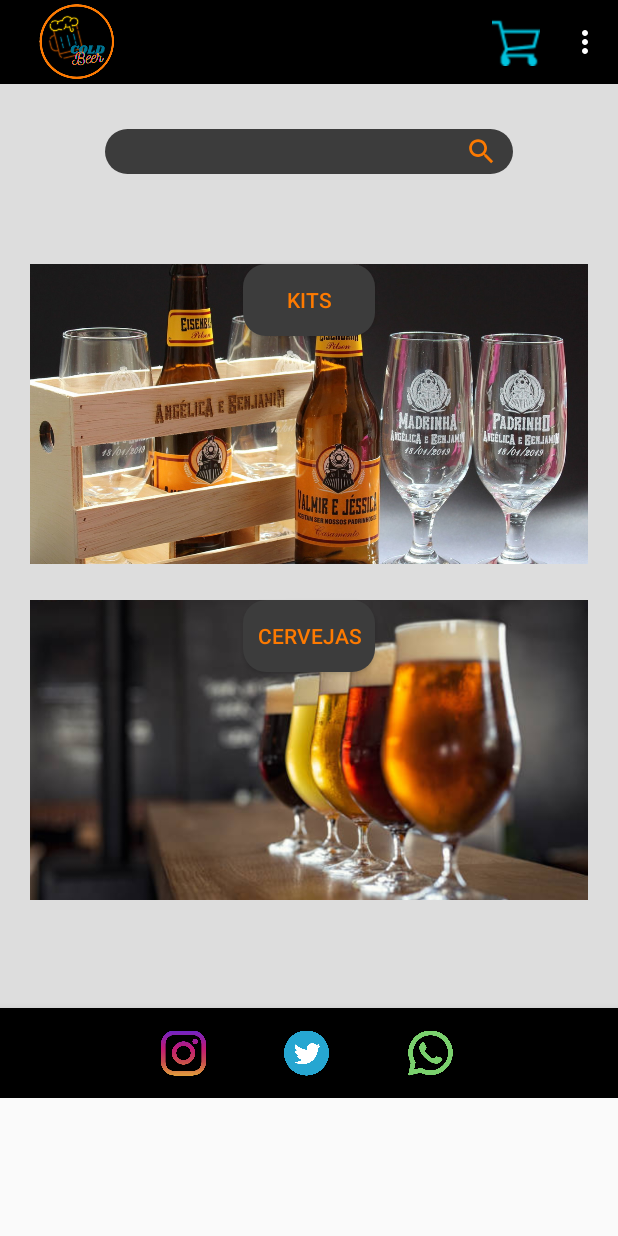
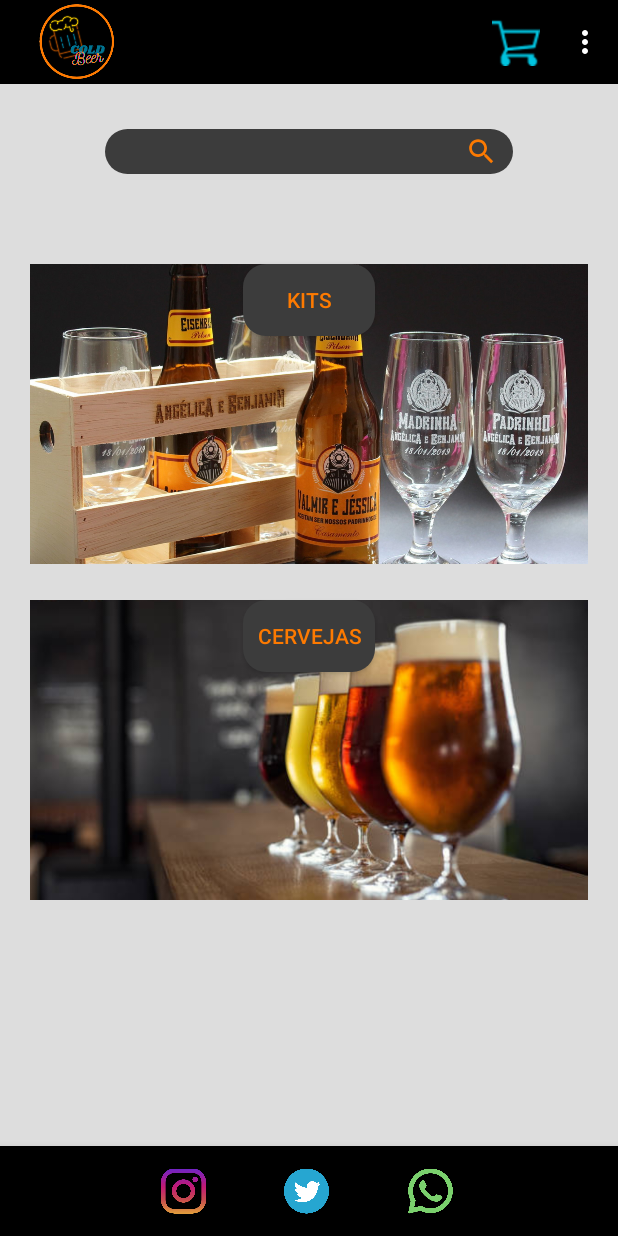
Before and after one commit to AmandaIsrael/ColdBeer-Project, an Android app: the TelaInicio screen opened directly, with no data from a screen before it, on a phone screen of 412 x 824 dp. Run offline under Robolectric (Android 15) with nearby library versions, the phone set to English and light mode, and no system bars.

Commit message:
footer no final da tela

```diff
--- a/app/src/main/res/layout/activity_tela_inicio.xml
+++ b/app/src/main/res/layout/activity_tela_inicio.xml
@@ -4,7 +4,8 @@
     xmlns:app="http://schemas.android.com/apk/res-auto"
     xmlns:tools="http://schemas.android.com/tools"
     android:layout_width="match_parent"
-    android:layout_height="wrap_content"
+    android:layout_height="match_parent"
+    android:fillViewport="true"
     android:background="@color/fundoLogin">
 
     <androidx.constraintlayout.widget.ConstraintLayout
@@ -25,21 +26,21 @@
             android:layout_marginTop="30dp"
             android:layout_marginEnd="70dp"
             android:layout_marginRight="70dp"
+            android:autofillHints="@string/busca_inicio"
             android:background="@drawable/caixa_texto"
             android:ems="10"
             android:hint="@string/vazia"
             android:inputType="textPersonName"
+            android:paddingStart="10dp"
             android:paddingLeft="10dp"
+            android:paddingEnd="35dp"
             android:paddingRight="35dp"
             android:paddingBottom="4dp"
             android:textColor="@color/design_default_color_on_primary"
             app:layout_constraintEnd_toEndOf="parent"
             app:layout_constraintHorizontal_bias="0.0"
             app:layout_constraintStart_toStartOf="parent"
-            app:layout_constraintTop_toBottomOf="@+id/toolbar"
-            android:paddingEnd="35dp"
-            android:paddingStart="10dp"
-            android:autofillHints="@string/busca_inicio" />
+            app:layout_constraintTop_toBottomOf="@+id/toolbar" />
 
         <ImageView
             android:id="@+id/imgKits"
@@ -50,13 +51,13 @@
             android:layout_marginTop="60dp"
             android:layout_marginEnd="20dp"
             android:layout_marginRight="20dp"
+            android:contentDescription="@string/imagem_kits_inicio"
             android:scaleType="centerCrop"
             app:layout_constraintEnd_toEndOf="parent"
             app:layout_constraintHorizontal_bias="1.0"
             app:layout_constraintStart_toStartOf="parent"
             app:layout_constraintTop_toBottomOf="@+id/txtBusca"
-            app:srcCompat="@drawable/kit_c_tacas"
-            android:contentDescription="@string/imagem_kits_inicio" />
+            app:srcCompat="@drawable/kit_c_tacas" />
 
         <ImageView
             android:id="@+id/imgCervejas"
@@ -67,15 +68,13 @@
             android:layout_marginTop="24dp"
             android:layout_marginEnd="20dp"
             android:layout_marginRight="20dp"
-            android:layout_marginBottom="132dp"
+            android:contentDescription="@string/imagem_de_cervejas_inicio"
             android:scaleType="centerCrop"
-            app:layout_constraintBottom_toBottomOf="@+id/footer"
             app:layout_constraintEnd_toEndOf="parent"
-            app:layout_constraintHorizontal_bias="0.0"
+            app:layout_constraintHorizontal_bias="1.0"
             app:layout_constraintStart_toStartOf="parent"
             app:layout_constraintTop_toBottomOf="@+id/imgKits"
-            app:srcCompat="@drawable/cervejas4"
-            android:contentDescription="@string/imagem_de_cervejas_inicio" />
+            app:srcCompat="@drawable/cervejas4" />
 
         <Button
             android:id="@+id/btnKits"
@@ -106,42 +105,45 @@
             android:id="@+id/footer"
             android:layout_width="0dp"
             android:layout_height="60dp"
+            android:layout_marginTop="16dp"
             app:layout_constraintBottom_toBottomOf="parent"
             app:layout_constraintEnd_toEndOf="parent"
             app:layout_constraintHorizontal_bias="0.0"
-            app:layout_constraintStart_toStartOf="parent">
+            app:layout_constraintStart_toStartOf="parent"
+            app:layout_constraintTop_toBottomOf="@+id/imgCervejas"
+            app:layout_constraintVertical_bias="1.0">
 
             <androidx.constraintlayout.widget.ConstraintLayout
                 android:layout_width="match_parent"
-                android:layout_height="match_parent">
+                android:layout_height="wrap_content">
 
                 <ImageView
                     android:id="@+id/imgInsta"
                     android:layout_width="30dp"
                     android:layout_height="match_parent"
+                    android:contentDescription="@string/compartilhe_no_instagram"
                     app:layout_constraintStart_toStartOf="@+id/guideline13"
                     app:layout_constraintTop_toTopOf="parent"
-                    app:srcCompat="@drawable/instagram"
-                    android:contentDescription="@string/compartilhe_no_instagram" />
+                    app:srcCompat="@drawable/instagram" />
 
                 <ImageView
                     android:id="@+id/imgTwitter"
                     android:layout_width="30dp"
                     android:layout_height="match_parent"
+                    android:contentDescription="@string/compartilhe_no_twitter"
                     app:layout_constraintStart_toStartOf="@+id/guideline12"
                     app:layout_constraintTop_toTopOf="parent"
-                    app:srcCompat="@drawable/twitter"
-                    android:contentDescription="@string/compartilhe_no_twitter" />
+                    app:srcCompat="@drawable/twitter" />
 
                 <ImageView
                     android:id="@+id/imgWhats"
                     android:layout_width="30dp"
                     android:layout_height="wrap_content"
+                    android:contentDescription="@string/compartilhe_no_whatsapp"
                     app:layout_constraintBottom_toBottomOf="parent"
                     app:layout_constraintStart_toStartOf="@+id/guideline14"
                     app:layout_constraintTop_toTopOf="parent"
-                    app:srcCompat="@drawable/whatsapp"
-                    android:contentDescription="@string/compartilhe_no_whatsapp" />
+                    app:srcCompat="@drawable/whatsapp" />
 
                 <androidx.constraintlayout.widget.Guideline
                     android:id="@+id/guideline12"
@@ -174,11 +176,11 @@
             android:layout_marginEnd="10dp"
             android:layout_marginRight="10dp"
             android:layout_marginBottom="6dp"
+            android:contentDescription="@string/busca_inicio"
             app:layout_constraintBottom_toBottomOf="@+id/txtBusca"
             app:layout_constraintEnd_toEndOf="@+id/txtBusca"
             app:layout_constraintTop_toTopOf="@+id/txtBusca"
-            app:srcCompat="@drawable/ic_baseline_search_24"
-            android:contentDescription="@string/busca_inicio" />
+            app:srcCompat="@drawable/ic_baseline_search_24" />
 
 
     </androidx.constraintlayout.widget.ConstraintLayout>
--- a/app/src/main/res/layout/toolbar.xml
+++ b/app/src/main/res/layout/toolbar.xml
@@ -16,11 +16,12 @@
         android:id="@+id/logo"
         android:layout_width="70dp"
         android:layout_height="50dp"
+        android:contentDescription="@string/logo_da_cervejaria_cold_bear"
         app:layout_constraintBottom_toBottomOf="parent"
         app:layout_constraintStart_toStartOf="parent"
         app:layout_constraintTop_toTopOf="parent"
-        app:srcCompat="@drawable/cold_bear_logo"
-        android:contentDescription="@string/logo_da_cervejaria_cold_bear" />
+        app:layout_constraintVertical_bias="0.0"
+        app:srcCompat="@drawable/cold_bear_logo" />
 
   </androidx.constraintlayout.widget.ConstraintLayout>
 </androidx.appcompat.widget.Toolbar>
```
